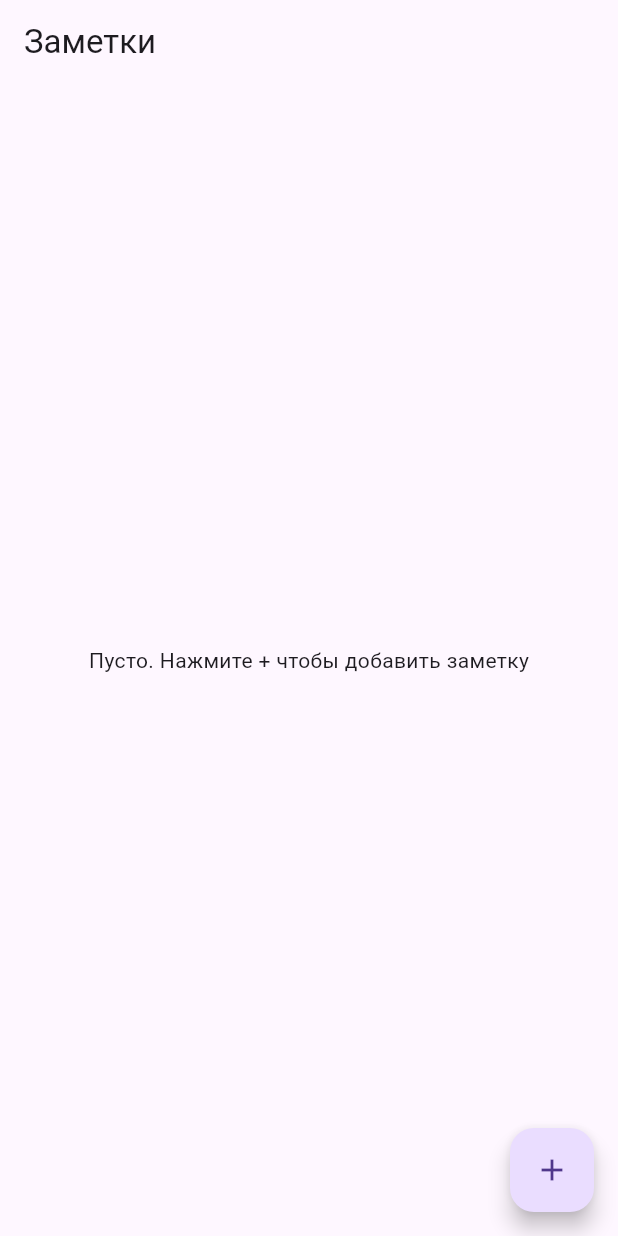
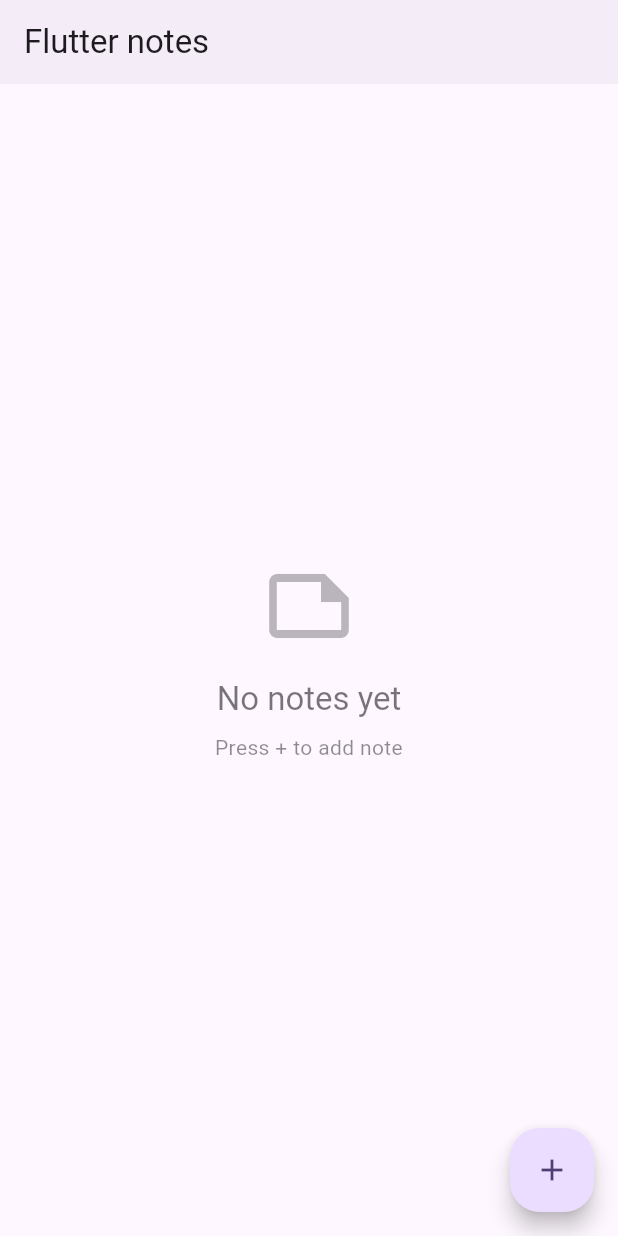
Before and after one commit to McLavrushka/flutter-notes, a Flutter app: the screen it shows after launch, on a phone screen of 412 x 824 dp. Run offline on Flutter 3.47's test engine with Material 3 defaults, Android fonts, the phone set to English and light mode, and no system bars.

Commit message:
feat: finalize screens implementation with comments

```diff
--- a/lib/main.dart
+++ b/lib/main.dart
@@ -1,13 +1,11 @@
 import 'package:flutter/material.dart';
+import 'package:flutter_notes/core/theme/app_theme.dart';
 import 'package:flutter_notes/state/notes_view_model.dart';
 import 'package:flutter_notes/ui/pages/main_page.dart';
 import 'package:provider/provider.dart';
 
 void main() {
-  runApp(ChangeNotifierProvider(
-    create: (_) => NotesViewModel(),
-    child: NotesApp(),
-  ));
+  runApp(const NotesApp());
 }
 
 class NotesApp extends StatelessWidget {
@@ -15,12 +13,16 @@ class NotesApp extends StatelessWidget {
 
   @override
   Widget build(BuildContext context) {
-    return MaterialApp(
-      title: 'Flutter Notes',
-      theme: ThemeData(
-        useMaterial3: true,
+    return ChangeNotifierProvider(
+      create: (_) => NotesViewModel(),
+      child: MaterialApp(
+        title: 'Flutter Notes',
+        theme: AppTheme.lightTheme,
+        darkTheme: AppTheme.darkTheme,
+        themeMode: ThemeMode.system,
+        home: const MainPage(),
+        debugShowCheckedModeBanner: false,
       ),
-      home: MainPage(),
     );
   }
 }
--- a/lib/models/note.dart
+++ b/lib/models/note.dart
@@ -1,6 +1,16 @@
+/// A note with a title and an optional description.
 class Note {
-  String title;
-  String? description;
+  final String title;
+  final String? description;
 
-  Note(this.title, this.description);
+  const Note({
+    required this.title,
+    this.description,
+  });
+
+  /// Whether note has a description
+  bool get hasDescription => description != null && description!.isNotEmpty;
+
+  /// Whether the subtitle should reserve space for three lines.
+  bool get shouldReserveThreeLines => hasDescription && description!.length > 50;
 }
--- a/lib/state/notes_view_model.dart
+++ b/lib/state/notes_view_model.dart
@@ -1,12 +1,23 @@
 import 'package:flutter/material.dart';
 import 'package:flutter_notes/models/note.dart';
 
+/// ViewModel для управления состоянием заметок
 class NotesViewModel extends ChangeNotifier {
   final List<Note> _notes = [];
+
   List<Note> get notes => List.unmodifiable(_notes);
 
   void addNote(String title, String? description) {
-    _notes.add(Note(title, description));
+    final note = Note(
+      title: title,
+      description: description?.isEmpty == true ? null : description,
+    );
+    _notes.add(note);
+    notifyListeners();
+  }
+
+  void removeNote(Note note) {
+    _notes.remove(note);
     notifyListeners();
   }
 }
--- a/lib/ui/pages/main_page.dart
+++ b/lib/ui/pages/main_page.dart
@@ -1,39 +1,65 @@
 import 'package:flutter/material.dart';
+import 'package:flutter_notes/core/constants/values_manager.dart'
+    show AppSpacing;
 import 'package:flutter_notes/state/notes_view_model.dart';
+import 'package:flutter_notes/ui/pages/note_page.dart';
+import 'package:flutter_notes/ui/widgets/empty_state.dart';
+import 'package:flutter_notes/ui/widgets/note_card.dart';
 import 'package:provider/provider.dart';
 
+/// Main page that displays the list of notes.
 class MainPage extends StatelessWidget {
   const MainPage({super.key});
+
+  /// Navigates to [NotePage] and waits for the result.
+  /// If a note was created, adds it to the list via [NotesViewModel].
+  Future<void> _navigateToAddNote(BuildContext context) async {
+    final result = await Navigator.of(context).push<Map<String, String?>>(
+      MaterialPageRoute(
+        builder: (context) => const NotePage(),
+      ),
+    );
+    // Add the note only if the widget is still mounted and a result was returned.
+    if (result != null && context.mounted) {
+      final viewModel = context.read<NotesViewModel>();
+      viewModel.addNote(
+        result['title']!,
+        result['description'],
+      );
+    }
+  }
 
   @override
   Widget build(BuildContext context) {
     final notes = context.watch<NotesViewModel>().notes;
     return Scaffold(
       appBar: AppBar(
-          title: const Text('Заметки'),
+        title: const Text('Flutter notes'),
+        elevation: 2,
       ),
       floatingActionButton: FloatingActionButton(
-          onPressed: () {
+        onPressed: () => _navigateToAddNote(context),
+        tooltip: 'Add note',
+        child: const Icon(Icons.add),
+      ),
+      body: LayoutBuilder(
+        builder: (context, constraints) {
+          // Simple adaptive layout based on available width.
+          final isWide = constraints.maxWidth > 600;
 
+          return notes.isEmpty
+              ? const EmptyState()
+              : ListView.builder(
+                  padding: EdgeInsets.all(
+                    isWide ? AppSpacing.s16 : AppSpacing.s8,
+                  ),
+                  itemCount: notes.length,
+                  itemBuilder: (context, index) {
+                    return NoteCard(note: notes[index]);
                   },
-          child: Icon(Icons.add),
-        ),
-        body: notes.isEmpty
-            ? Center(
-                child: Text('Пусто. Нажмите + чтобы добавить заметку'),
-              )
-            : ListView.builder(
-                itemBuilder: (context, index) {
-                  return Card(
-                    child: Column(
-                      children: [
-                        Text(notes[index].title),
-                        Text(notes[index].description ?? '')
-                      ],
+                );
+        },
       ),
     );
-                },
-                itemCount: notes.length,
-              ));
   }
 }
--- /dev/null
+++ b/lib/ui/widgets/empty_state.dart
@@ -0,0 +1,62 @@
+import 'package:flutter/material.dart';
+import 'package:flutter_notes/core/constants/values_manager.dart'
+    show AppIconSize, AppSpacing;
+
+/// Displays an empty state for the notes page with an icon and message.
+class EmptyState extends StatelessWidget {
+  final IconData icon;
+  final String title;
+  final String? subtitle;
+
+  const EmptyState({
+    super.key,
+    this.icon = Icons.note_outlined,
+    this.title = 'No notes yet',
+    this.subtitle = 'Press + to add note',
+  });
+
+  @override
+  Widget build(BuildContext context) {
+    final colorScheme = Theme.of(context).colorScheme;
+    final textTheme = Theme.of(context).textTheme;
+
+    return Center(
+      child: Column(
+        mainAxisAlignment: MainAxisAlignment.center,
+        children: [
+          Icon(
+            icon,
+            size: AppIconSize.s64,
+            color: colorScheme.onSurface.withValues(alpha: 0.3),
+          ),
+          Padding(
+            padding: EdgeInsets.only(
+              top: AppSpacing.s16,
+            ),
+            child: Text(
+              title,
+              style: textTheme.titleLarge?.copyWith(
+                color: colorScheme.onSurface.withValues(alpha: 0.6),
+              ),
+            ),
+          ),
+          if (subtitle != null) ...[
+            Padding(
+              padding: EdgeInsets.only(
+                  left: AppSpacing.s32,
+                  right: AppSpacing.s32,
+                  top: AppSpacing.s8),
+              child: Text(
+                subtitle!,
+                textAlign: TextAlign.center,
+                style: textTheme.bodyMedium?.copyWith(
+                  color: colorScheme.onSurface.withValues(alpha: 0.5),
+                ),
+              ),
+            ),
+          ],
+        ],
+      ),
+    );
+  }
+}
--- /dev/null
+++ b/lib/ui/widgets/note_card.dart
@@ -0,0 +1,37 @@
+import 'package:flutter/material.dart';
+import 'package:flutter_notes/core/constants/values_manager.dart';
+import 'package:flutter_notes/models/note.dart';
+
+/// A card that displays a single note.
+class NoteCard extends StatelessWidget {
+  final Note note;
+
+  const NoteCard({
+    super.key,
+    required this.note,
+  });
+
+  @override
+  Widget build(BuildContext context) {
+    return Card(
+      child: ListTile(
+        title: Text(note.title, style: Theme.of(context).textTheme.titleMedium),
+        subtitle: note.hasDescription
+            ? Padding(
+                padding: const EdgeInsets.only(top: AppSpacing.s4),
+                child: Text(
+                  note.description!,
+                  maxLines: 3,
+                  overflow: TextOverflow.ellipsis,
+                ),
+              )
+            : null,
+        isThreeLine: note.shouldReserveThreeLines,
+        contentPadding: const EdgeInsets.symmetric(
+          horizontal: AppSpacing.s16,
+          vertical: AppSpacing.s8,
+        ),
+      ),
+    );
+  }
+}
```
Also changed, not shown: lib/ui/pages/note_page.dart (+69 -1 lines), lib/ui/widgets/app_text_field.dart (added, +42 -0 lines). Lines whose indentation alone changed are shown as unchanged.
